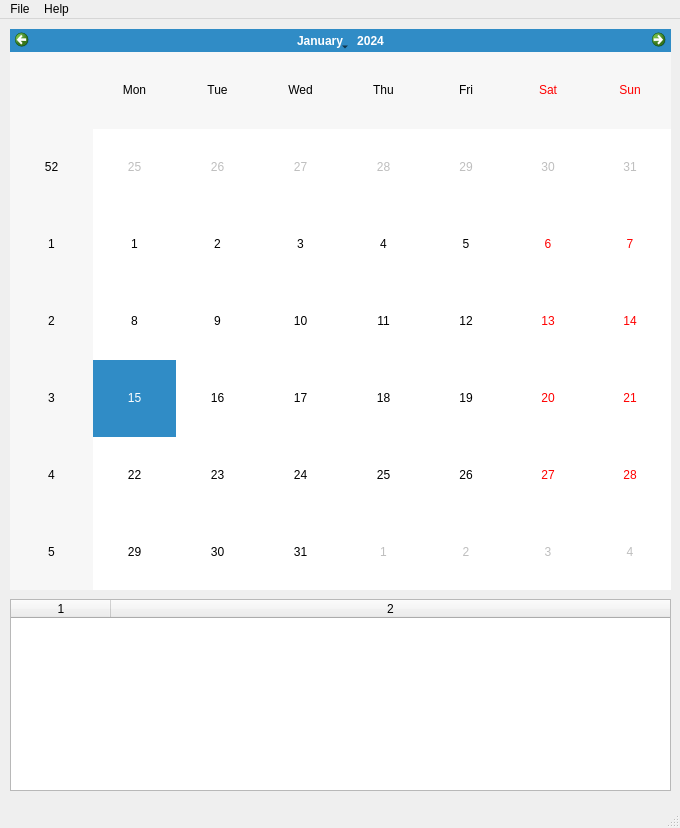
This is stax.ui in ari099/Stax as Qt 5 draws it before an edit. The edited form follows.
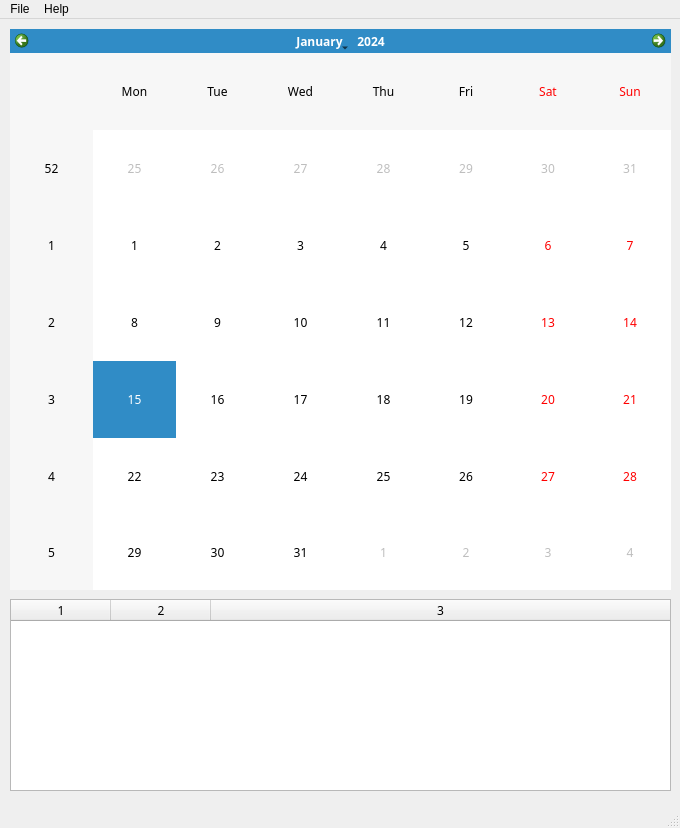
This is the edited form.

What changed in the file:
```diff
--- a/stax.ui
+++ b/stax.ui
@@ -10,6 +10,18 @@
     <height>828</height>
    </rect>
   </property>
+  <property name="minimumSize">
+   <size>
+    <width>680</width>
+    <height>828</height>
+   </size>
+  </property>
+  <property name="maximumSize">
+   <size>
+    <width>680</width>
+    <height>828</height>
+   </size>
+  </property>
   <property name="cursor">
    <cursorShape>PointingHandCursor</cursorShape>
   </property>
@@ -26,6 +38,11 @@
       <height>561</height>
      </rect>
     </property>
+    <property name="font">
+     <font>
+      <family>Segoe UI Semilight</family>
+     </font>
+    </property>
    </widget>
    <widget class="QTableWidget" name="ListTable">
     <property name="geometry">
@@ -36,11 +53,19 @@
       <height>192</height>
      </rect>
     </property>
+    <property name="font">
+     <font>
+      <family>Segoe UI Semilight</family>
+     </font>
+    </property>
+    <property name="textElideMode">
+     <enum>Qt::ElideMiddle</enum>
+    </property>
     <property name="gridStyle">
-     <enum>Qt::DashDotLine</enum>
+     <enum>Qt::DotLine</enum>
     </property>
     <property name="columnCount">
-     <number>2</number>
+     <number>3</number>
     </property>
     <attribute name="horizontalHeaderStretchLastSection">
      <bool>true</bool>
@@ -50,6 +75,7 @@
     </attribute>
     <column/>
     <column/>
+    <column/>
    </widget>
   </widget>
   <widget class="QMenuBar" name="menubar">
```
Left out of the diff: 25 changed lines with no effect on the pictures.
